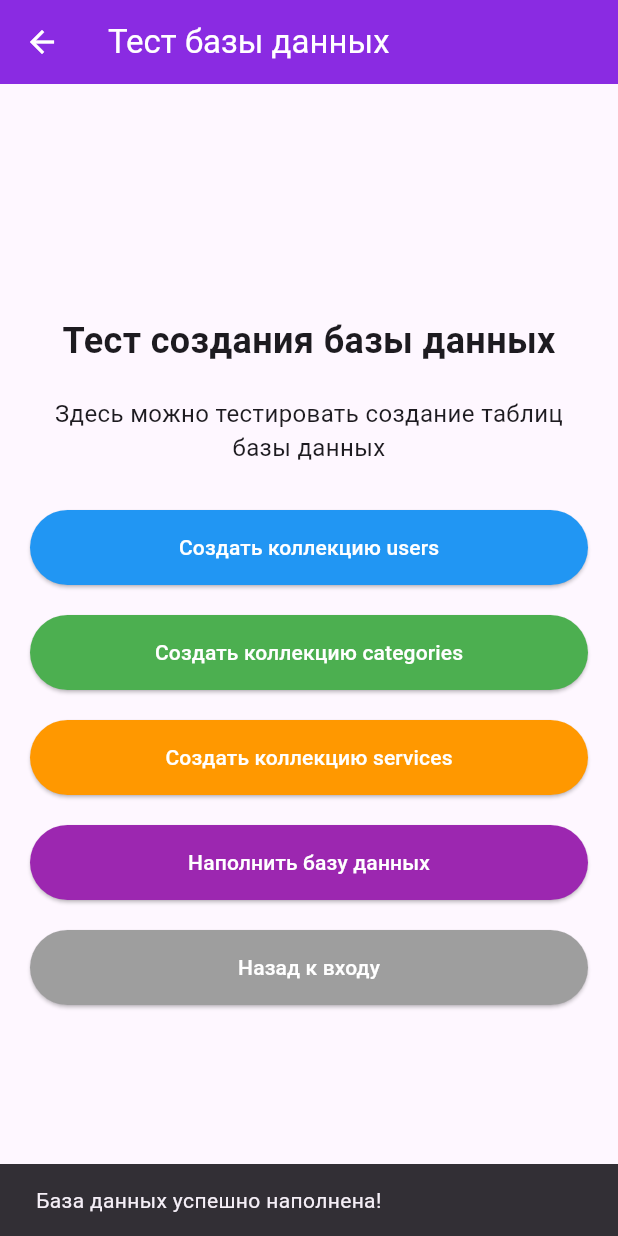
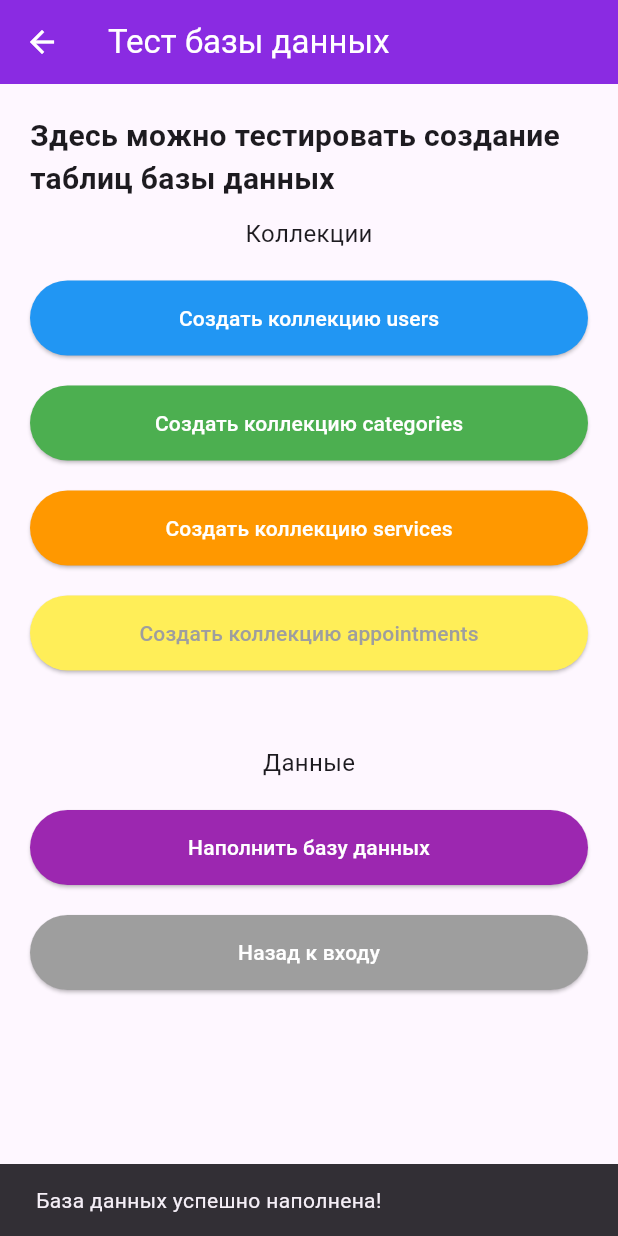
Before and after one commit to neshika/oksana_shik, a Flutter app: the TestScreen screen opened by its route, after a tap on "Наполнить базу данных", on a phone screen of 412 x 824 dp. Run offline on Flutter 3.47's test engine with Material 3 defaults, Android fonts, the phone set to English and light mode, and no system bars; our stand-ins replace cloud_firestore, dio, firebase_auth, firebase_core; accounts and stored records are empty.

Commit message:
Данные для Записи appoinments

```diff
--- /dev/null
+++ b/lib/models/appointment_model.dart
@@ -0,0 +1,61 @@
+// lib/models/appointment_model.dart
+import 'package:cloud_firestore/cloud_firestore.dart';
+
+class Appointment {
+  final String appointmentId;
+  final String userId;
+  final String userName;
+  final String serviceId;
+  final Map<String, String> serviceName;
+  final DateTime date;
+  final DateTime startTime;
+  final DateTime endTime;
+  final String status;
+  final DateTime createdAt;
+
+  Appointment({
+    required this.appointmentId,
+    required this.userId,
+    required this.userName,
+    required this.serviceId,
+    required this.serviceName,
+    required this.date,
+    required this.startTime,
+    required this.endTime,
+    required this.status,
+    required this.createdAt,
+  });
+
+  factory Appointment.fromJson(Map<String, dynamic> json) {
+    return Appointment(
+      appointmentId: json['appointmentId'],
+      userId: json['userId'],
+      userName: json['userName'],
+      serviceId: json['serviceId'],
+      serviceName: {
+        'ru': json['serviceName']['ru'] ?? '',
+        'en': json['serviceName']['en'] ?? ''
+      },
+      date: (json['date'] as Timestamp).toDate(),
+      startTime: (json['startTime'] as Timestamp).toDate(),
+      endTime: (json['endTime'] as Timestamp).toDate(),
+      status: json['status'] ?? 'pending',
+      createdAt: (json['createdAt'] as Timestamp).toDate(),
+    );
+  }
+
+  Map<String, dynamic> toJson() {
+    return {
+      'appointmentId': appointmentId,
+      'userId': userId,
+      'userName': userName,
+      'serviceId': serviceId,
+      'serviceName': serviceName,
+      'date': Timestamp.fromDate(date),
+      'startTime': Timestamp.fromDate(startTime),
+      'endTime': Timestamp.fromDate(endTime),
+      'status': status,
+      'createdAt': Timestamp.fromDate(createdAt),
+    };
+  }
+}
--- a/lib/screens/auth/test_screen.dart
+++ b/lib/screens/auth/test_screen.dart
@@ -88,28 +88,24 @@ class TestScreen extends StatelessWidget {
         order: 1,
         isActive: true,
       );
-
       await FirestoreService.createCategory(
         categoryId: 'cat_male_002',
         name: {'ru': 'Мужские стрижки', 'en': 'Men\'s Haircuts'},
         order: 2,
         isActive: true,
       );
-
       await FirestoreService.createCategory(
         categoryId: 'cat_coloring_003',
         name: {'ru': 'Окрашивание', 'en': 'Coloring'},
         order: 3,
         isActive: true,
       );
-
       await FirestoreService.createCategory(
         categoryId: 'cat_styling_004',
         name: {'ru': 'Укладки', 'en': 'Styling'},
         order: 4,
         isActive: true,
       );
-
       // Создаем множество услуг
       List<Map<String, dynamic>> services = [
         // Женские стрижки
@@ -293,6 +289,67 @@ class TestScreen extends StatelessWidget {
         phoneNumber: '+79991234568',
       );
 
+      //создаем записи клиентов
+      List<Map<String, dynamic>> appointments = [
+        {
+          'appointmentId': 'apt_001',
+          'userId': '1wCj8dGDBGPQb2Di7vihPmrHxfs1',
+          'userName': 'Nika',
+          'serviceId': 'svc_w_001',
+          'serviceName': {
+            'ru': 'Стрижка женская короткий',
+            'en': 'Women\'s Short Haircut'
+          },
+          'date': DateTime(2025, 8, 15),
+          'startTime': DateTime(2025, 8, 15, 10, 0),
+          'endTime': DateTime(2025, 8, 15, 11, 0),
+          'status': 'confirmed',
+        },
+        {
+          'appointmentId': 'apt_002',
+          'userId': '1wCj8dGDBGPQb2Di7vihPmrHxfs1',
+          'userName': 'Nika',
+          'serviceId': 'svc_m_001',
+          'serviceName': {
+            'ru': 'Стрижка мужская короткий',
+            'en': 'Men\'s Short Haircut'
+          },
+          'date': DateTime(2025, 8, 20),
+          'startTime': DateTime(2025, 8, 20, 14, 30),
+          'endTime': DateTime(2025, 8, 20, 15, 30),
+          'status': 'confirmed',
+        },
+        {
+          'appointmentId': 'apt_003',
+          'userId': '1wCj8dGDBGPQb2Di7vihPmrHxfs1',
+          'userName': 'Nika',
+          'serviceId': 'svc_c_001',
+          'serviceName': {
+            'ru': 'Окрашивание короткие волосы',
+            'en': 'Coloring Short Hair'
+          },
+          'date': DateTime(2025, 8, 25),
+          'startTime': DateTime(2025, 8, 25, 11, 0),
+          'endTime': DateTime(2025, 8, 25, 12, 30),
+          'status': 'completed',
+        },
+      ];
+
+      //Создаем все записи
+      for (var appointment in appointments) {
+        await FirestoreService.createAppointment(
+          appointmentId: appointment['appointmentId'],
+          userId: appointment['userId'],
+          userName: appointment['userName'],
+          serviceId: appointment['serviceId'],
+          serviceName: appointment['serviceName'],
+          date: appointment['date'],
+          startTime: appointment['startTime'],
+          endTime: appointment['endTime'],
+          status: appointment['status'],
+        );
+      }
+
       // Показываем сообщение об успешном создании
       ScaffoldMessenger.of(context).showSnackBar(
         const SnackBar(content: Text('База данных успешно наполнена!')),
@@ -305,6 +362,54 @@ class TestScreen extends StatelessWidget {
     }
   }
 
+// Функция для создания коллекции записей
+  void createAppointmentsCollection(BuildContext context) async {
+    try {
+      // Сначала проверим, что пользователь и услуга существуют
+      // Создаем записи
+      await FirestoreService.createAppointment(
+        appointmentId: 'apt_001',
+        userId: 'test_user_001', // Убедись, что такой пользователь существует
+        userName: 'Тестовый Пользователь',
+        serviceId: 'svc_w_001', // Убедись, что такая услуга существует
+        serviceName: {
+          'ru': 'Стрижка женская короткий',
+          'en': 'Women\'s Short Haircut'
+        },
+        date: DateTime(2025, 8, 15),
+        startTime: DateTime(2025, 8, 15, 10, 0),
+        endTime: DateTime(2025, 8, 15, 11, 0),
+        status: 'confirmed',
+      );
+
+      // Создаем еще одну запись
+      await FirestoreService.createAppointment(
+        appointmentId: 'apt_002',
+        userId: 'test_user_001',
+        userName: 'Тестовый Пользователь',
+        serviceId: 'svc_m_001',
+        serviceName: {
+          'ru': 'Стрижка мужская короткий',
+          'en': 'Men\'s Short Haircut'
+        },
+        date: DateTime(2025, 8, 20),
+        startTime: DateTime(2025, 8, 20, 14, 30),
+        endTime: DateTime(2025, 8, 20, 15, 30),
+        status: 'confirmed',
+      );
+
+      // Показываем сообщение об успешном создании
+      ScaffoldMessenger.of(context).showSnackBar(
+        const SnackBar(content: Text('Коллекция appointments создана!')),
+      );
+    } catch (e) {
+      // Показываем сообщение об ошибке
+      ScaffoldMessenger.of(context).showSnackBar(
+        SnackBar(content: Text('Ошибка: $e')),
+      );
+    }
+  }
+
   @override
   Widget build(BuildContext context) {
     return Scaffold(
@@ -313,25 +418,26 @@ class TestScreen extends StatelessWidget {
         backgroundColor: AppTheme.primaryColor,
         foregroundColor: AppTheme.backgroundColor,
       ),
-      body: Padding(
+      body: SingleChildScrollView(
+        child: Padding(
           padding: const EdgeInsets.all(20.0),
           child: Column(
             mainAxisAlignment: MainAxisAlignment.center,
             children: [
               const Text(
-              'Тест создания базы данных',
+                'Здесь можно тестировать создание таблиц базы данных',
                 style: TextStyle(
-                fontSize: 24,
+                  fontSize: 20,
                   fontWeight: FontWeight.bold,
                 ),
               ),
-            const SizedBox(height: 20),
+              const SizedBox(height: 10),
               const Text(
-              'Здесь можно тестировать создание таблиц базы данных',
-              textAlign: TextAlign.center,
+                'Коллекции',
+                textAlign: TextAlign.left,
                 style: TextStyle(fontSize: 16),
               ),
-            const SizedBox(height: 30),
+              const SizedBox(height: 20),
               // Кнопка для создания коллекции users
               SizedBox(
                 width: double.infinity,
@@ -373,9 +479,29 @@ class TestScreen extends StatelessWidget {
                   child: const Text('Создать коллекцию services'),
                 ),
               ),
+              const SizedBox(height: 20),
+              //Кнопка для создания коллекции Appointment
+              SizedBox(
+                width: double.infinity,
+                height: 50,
+                child: ElevatedButton(
+                  onPressed: () => createAppointmentsCollection(context),
+                  style: ElevatedButton.styleFrom(
+                    backgroundColor: Colors.yellow[400], // Желтый цвет
+                    foregroundColor: Colors.grey,
+                  ),
+                  child: const Text('Создать коллекцию appointments'),
+                ),
+              ),
 
+              const SizedBox(height: 50),
+              const Text(
+                'Данные',
+                textAlign: TextAlign.left,
+                style: TextStyle(fontSize: 16),
+              ),
               const SizedBox(height: 20),
-            // Добавь эту кнопку в ваш TestScreen
+              // Наполяем базу данных
               SizedBox(
                 width: double.infinity,
                 height: 50,
@@ -408,6 +534,7 @@ class TestScreen extends StatelessWidget {
             ],
           ),
         ),
+      ),
     );
   }
 }
--- a/lib/services/firestore_service.dart
+++ b/lib/services/firestore_service.dart
@@ -191,4 +191,37 @@ class FirestoreService {
   static Stream<QuerySnapshot> getAllServices() {
     return _firestore.collection('services').snapshots();
   }
+
+  ////////////////////////////////////////////////// Записи
+  // Создание записи о записи
+  static Future<void> createAppointment({
+    required String appointmentId,
+    required String userId,
+    required String userName,
+    required String serviceId,
+    required Map<String, String> serviceName,
+    required DateTime date,
+    required DateTime startTime,
+    required DateTime endTime,
+    required String status,
+  }) async {
+    try {
+      await _firestore.collection('appointments').doc(appointmentId).set({
+        'appointmentId': appointmentId,
+        'userId': userId,
+        'userName': userName,
+        'serviceId': serviceId,
+        'serviceName': serviceName,
+        'date': Timestamp.fromDate(date),
+        'startTime': Timestamp.fromDate(startTime),
+        'endTime': Timestamp.fromDate(endTime),
+        'status': status,
+        'createdAt': FieldValue.serverTimestamp(),
+      });
+      print('Запись успешно создана!');
+    } catch (e) {
+      print('Ошибка при создании записи: $e');
+      rethrow;
+    }
+  }
 }
```
Lines whose indentation alone changed are shown as unchanged.
